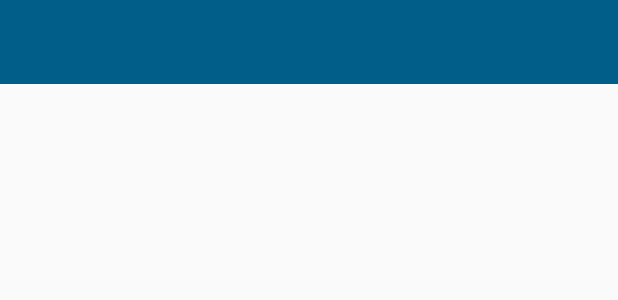
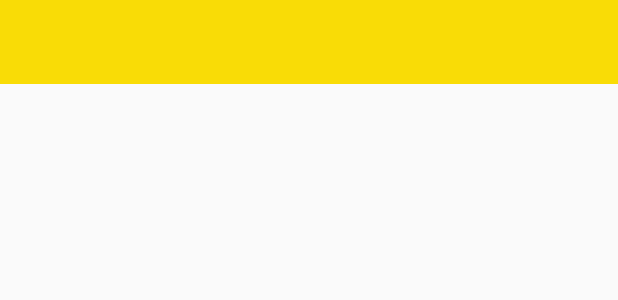
Before and after one commit to mmhumanrights/mmhumanrights, an Android app: the layout activity_main.xml on its own in the app's theme, with its tools: preview values and no code run, on a phone screen of 412 x 824 dp. Shown: the top 300 px of the screen. Run offline under Robolectric (Android 15) with nearby library versions, the phone set to English and light mode, and no system bars.

```diff
--- a/app/build.gradle
+++ b/app/build.gradle
@@ -20,13 +20,14 @@ android {
 }
 
 dependencies {
-    compile fileTree(dir: 'libs', include: ['*.jar'])
+    compile fileTree(include: ['*.jar'], dir: 'libs')
     testCompile 'junit:junit:4.12'
     compile 'com.android.support:appcompat-v7:22.0.1'
     compile 'com.android.support:design:22.2.1'
     compile 'com.android.support:recyclerview-v7:22.2.1'
     compile 'uk.co.chrisjenx:calligraphy:2.1.0'
     compile 'com.android.support:support-v4:22.2.1'
-
     compile 'com.astuetz:pagerslidingtabstrip:1.0.1'
+    compile 'com.nineoldandroids:library:2.4.0'
+    compile project(':libraryObserverableScrollView')
 }
--- a/app/src/main/java/ui/activities/DrawerMainActivity.java
+++ b/app/src/main/java/ui/activities/DrawerMainActivity.java
@@ -76,7 +76,8 @@ public class DrawerMainActivity extends AppCompatActivity {
 
         toolbar.setTitle(getResources().getString(R.string.app_name));
 
-        toolbar.setTitleTextColor(getResources().getColor(android.R.color.white));
+
+        toolbar.setTitleTextColor(getResources().getColor(android.R.color.black));
         toolbar.setOnMenuItemClickListener(new ToolbarMenuclickListener());
 
 
--- a/app/src/main/java/ui/fragments/ArticlesTabFragment.java
+++ b/app/src/main/java/ui/fragments/ArticlesTabFragment.java
@@ -34,8 +34,8 @@ public class ArticlesTabFragment extends BaseFragment {
         ArticleTabPagerAdapter tabPagerAdapter=new ArticleTabPagerAdapter(getChildFragmentManager());
 
         Typeface custom_font = Typeface.createFromAsset(getActivity().getAssets(), "fonts/Padauk.ttf");
-        tabs.setTextColor(getResources().getColor(R.color.main_white));
-        tabs.setIndicatorColor(getResources().getColor(R.color.main_white));
+        tabs.setTextColor(getResources().getColor(R.color.main_text_color));
+        tabs.setIndicatorColor(getResources().getColor(R.color.main_text_color));
         tabs.setTypeface(custom_font, 1);
         tabs.setTextSize(com_utils.getScreenWidth(getActivity())/18);
 
--- a/app/src/main/res/layout/activity_main.xml
+++ b/app/src/main/res/layout/activity_main.xml
@@ -20,7 +20,7 @@
             android:id="@+id/toolbar"
             android:layout_width="match_parent"
             android:layout_height="wrap_content"
-            android:titleTextAppearance="@style/ToolbarTitle"
+            app:titleTextAppearance="@style/ToolbarTitle"
             android:layout_alignParentTop="true"
             android:background="?attr/colorPrimary"
             android:minHeight="?attr/actionBarSize"
--- a/app/src/main/res/layout/drawer_listlayout.xml
+++ b/app/src/main/res/layout/drawer_listlayout.xml
@@ -20,7 +20,7 @@
             android:layout_height="170dp"
             android:layout_alignParentLeft="true"
             android:layout_alignParentTop="true"
-            android:background="@color/main_blue_dark"
+            android:background="@color/main_yellow"
             android:baselineAligned="true"
             android:orientation="vertical"
             android:paddingTop="16dp">
@@ -54,7 +54,7 @@
                         android:layout_gravity="center|center|center"
 
                         android:text=""
-                        android:textColor="@color/main_white"
+
                         android:textSize="50sp" />
                 </FrameLayout>
 
@@ -65,7 +65,7 @@
 
                     android:gravity="left"
                     android:text="@string/main_title"
-                    android:textColor="@color/main_white"
+                    android:textColor="@color/main_text_color"
                     android:textSize="20sp"
                     android:layout_marginTop="3dp"
                     android:layout_below="@+id/profile_imgView"
--- a/app/src/main/res/layout/fragment_articletab.xml
+++ b/app/src/main/res/layout/fragment_articletab.xml
@@ -11,9 +11,9 @@
         android:layout_marginTop="0dp"
         android:background="@color/colorPrimary"
         app:fontPath="fonts/Padauk.ttf"
-        app:pstsDividerColor="@color/main_white"
+        app:pstsDividerColor="@color/main_text_color"
         app:pstsShouldExpand="true"
-        app:pstsIndicatorHeight="2dp"
+        app:pstsIndicatorHeight="4dp"
         app:pstsTextAllCaps="false"
 
 
--- a/app/src/main/res/values/colors.xml
+++ b/app/src/main/res/values/colors.xml
@@ -1,7 +1,7 @@
 <?xml version="1.0" encoding="utf-8"?>
 <resources>
-    <color name="colorPrimary">#005e89</color>
-    <color name="colorPrimaryDark">#003d5e</color>
+    <color name="colorPrimary">#f9dc06</color>
+    <color name="colorPrimaryDark">#ab9c00</color>
     <color name="colorAccent">#005e89</color>
 
 
@@ -14,6 +14,7 @@
     <color name="main_teal">#00796B</color>
     <color name="main_white">#FFF</color>
     <color name="main_dark_orange">#c7760b</color>
+    <color name="main_yellow">#f9dc06</color>
     <color name="main_orange_light">#ffffa01c</color>
     <color name="main_dark_teal">#003d5e</color>
     <color name="main_gray">#9c9c9c</color>
--- a/app/src/main/res/values/dimens.xml
+++ b/app/src/main/res/values/dimens.xml
@@ -5,9 +5,9 @@
     <dimen name="expanded_toolbar_title_margin_start">64dp</dimen>
     <dimen name="detail_backdrop_height">256dp</dimen>
     <dimen name="card_margin">16dp</dimen>
-    <dimen name="app_bar_height">256dp</dimen>
+    <dimen name="app_bar_height">200dp</dimen>
     <dimen name="nav_header_height">192dp</dimen>
     <dimen name="definition_article_margin">16dp</dimen>
-
+    <dimen name="detail_header_image_Height">400dp</dimen>
     <dimen name="fab_margin">16dp</dimen>
 </resources>
--- a/app/src/main/res/values/styles.xml
+++ b/app/src/main/res/values/styles.xml
@@ -7,6 +7,7 @@
         <item name="colorPrimaryDark">@color/colorPrimaryDark</item>
         <item name="colorAccent">@color/colorAccent</item>
         <item name="android:textViewStyle">@style/GLOBAL_TEXTVIEW</item>
+        <item name="drawerArrowStyle">@style/MyDrawerArrowToggle</item>
 
     </style>
 
@@ -14,7 +15,12 @@
         <item name="colorPrimary">@color/colorPrimary</item>
         <item name="colorPrimaryDark">@color/colorPrimaryDark</item>
         <item name="colorAccent">@color/colorAccent</item>
+        <item name="drawerArrowStyle">@style/MyDrawerArrowToggle</item>
 
+    </style>
+    <style name="MyDrawerArrowToggle" parent="Widget.AppCompat.DrawerArrowToggle">
+        <item name="spinBars">true</item>
+        <item name="color">@color/main_text_color</item>
     </style>
 
     <style name="TextAppearance.FontPath" parent="android:TextAppearance">
@@ -22,10 +28,11 @@
         <item name="fontPath">fonts/RobotoCondensed-Regular.ttf</item>
     </style>
 
-    <style name="Toolbar" parent="Theme.AppCompat">
+    <style name="Toolbar" parent="Theme.AppCompat.Light.DarkActionBar">
         <item name="colorPrimary">@color/colorPrimary</item>
         <item name="colorPrimaryDark">@color/colorPrimaryDark</item>
         <item name="colorAccent">@color/colorAccent</item>
+        <item name="drawerArrowStyle">@style/MyDrawerArrowToggle</item>
 
     </style>
     <style name="ToolbarTitle" parent="@style/TextAppearance.Widget.AppCompat.Toolbar.Title">
--- a/settings.gradle
+++ b/settings.gradle
@@ -1 +1 @@
-include ':app'
+include ':app', ':libraryObserverableScrollView'
```
